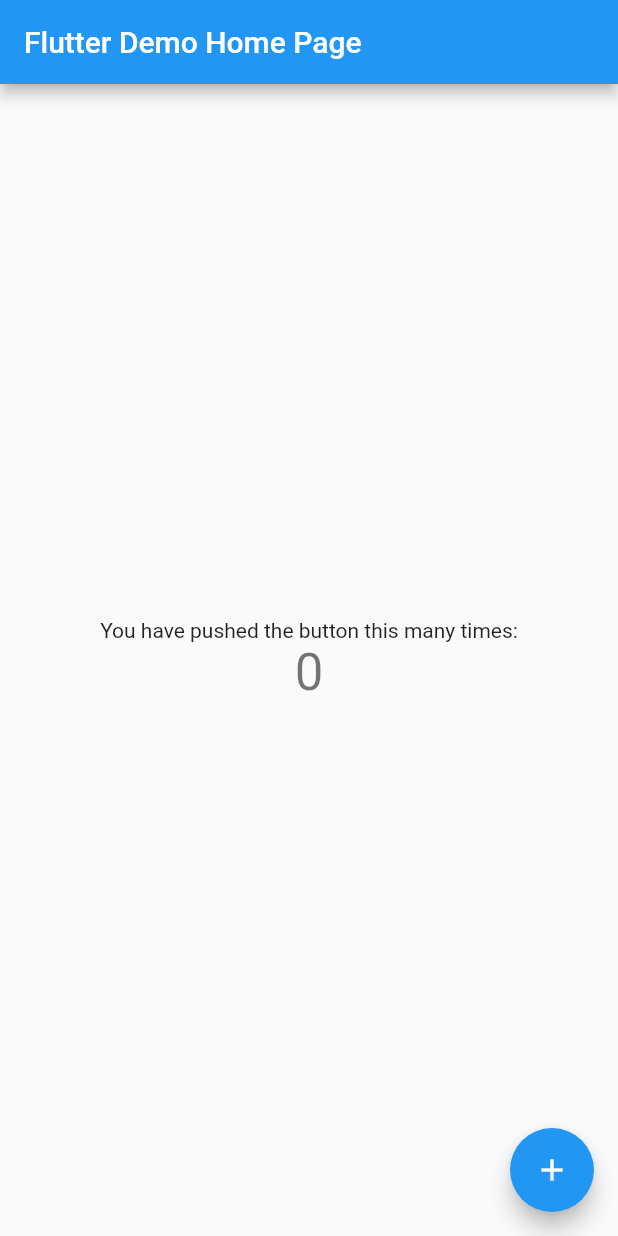
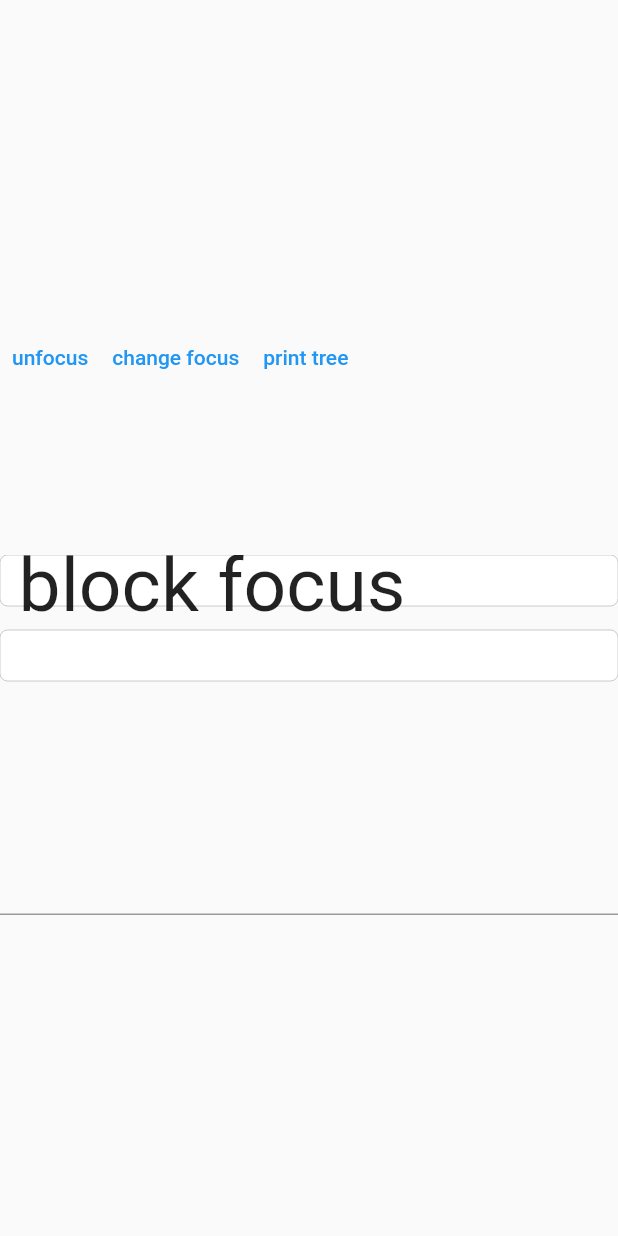
Before and after one commit to bakboem/example, a Flutter app: the screen it shows after launch, on a phone screen of 412 x 824 dp. Run offline on Flutter 3.47's test engine with Material 2 defaults, Android fonts, the phone set to English and light mode, and no system bars.

Commit message:
foucs demo

```diff
--- a/lib/main.dart
+++ b/lib/main.dart
@@ -1,3 +1,4 @@
+import 'package:flutter/cupertino.dart';
 import 'package:flutter/material.dart';
 
 void main() {
@@ -5,109 +6,115 @@ void main() {
 }
 
 class MyApp extends StatelessWidget {
-  // This widget is the root of your application.
   @override
   Widget build(BuildContext context) {
     return MaterialApp(
       title: 'Flutter Demo',
       theme: ThemeData(
-        // This is the theme of your application.
-        //
-        // Try running your application with "flutter run". You'll see the
-        // application has a blue toolbar. Then, without quitting the app, try
-        // changing the primarySwatch below to Colors.green and then invoke
-        // "hot reload" (press "r" in the console where you ran "flutter run",
-        // or simply save your changes to "hot reload" in a Flutter IDE).
-        // Notice that the counter didn't reset back to zero; the application
-        // is not restarted.
         primarySwatch: Colors.blue,
       ),
-      home: MyHomePage(title: 'Flutter Demo Home Page'),
+      home: Scaffold(body: MyTextField()),
     );
   }
 }
 
-class MyHomePage extends StatefulWidget {
-  MyHomePage({Key key, this.title}) : super(key: key);
-
-  // This widget is the home page of your application. It is stateful, meaning
-  // that it has a State object (defined below) that contains fields that affect
-  // how it looks.
-
-  // This class is the configuration for the state. It holds the values (in this
-  // case the title) provided by the parent (in this case the App widget) and
-  // used by the build method of the State. Fields in a Widget subclass are
-  // always marked "final".
-
-  final String title;
-
+class MyTextField extends StatefulWidget {
   @override
-  _MyHomePageState createState() => _MyHomePageState();
+  _MyTextFieldState createState() => _MyTextFieldState();
 }
 
-class _MyHomePageState extends State<MyHomePage> {
-  int _counter = 0;
+class _MyTextFieldState extends State<MyTextField> {
+  FocusNode textField_Focus = FocusNode();
+  FocusNode focusWidget_Focus = FocusNode();
+  FocusNode children_Focus = FocusNode();
+  bool trigger = false;
+  @override
+  void initState() {
+    children_Focus.addListener(() {
+      print('state :::: ${children_Focus.hasFocus}');
+    });
 
-  void _incrementCounter() {
-    setState(() {
-      // This call to setState tells the Flutter framework that something has
-      // changed in this State, which causes it to rerun the build method below
-      // so that the display can reflect the updated values. If we changed
-      // _counter without calling setState(), then the build method would not be
-      // called again, and so nothing would appear to happen.
-      _counter++;
-    });
+    super.initState();
   }
 
   @override
   Widget build(BuildContext context) {
-    // This method is rerun every time setState is called, for instance as done
-    // by the _incrementCounter method above.
-    //
-    // The Flutter framework has been optimized to make rerunning build methods
-    // fast, so that you can just rebuild anything that needs updating rather
-    // than having to individually change instances of widgets.
-    return Scaffold(
-      appBar: AppBar(
-        // Here we take the value from the MyHomePage object that was created by
-        // the App.build method, and use it to set our appbar title.
-        title: Text(widget.title),
-      ),
-      body: Center(
-        // Center is a layout widget. It takes a single child and positions it
-        // in the middle of the parent.
-        child: Column(
-          // Column is also a layout widget. It takes a list of children and
-          // arranges them vertically. By default, it sizes itself to fit its
-          // children horizontally, and tries to be as tall as its parent.
-          //
-          // Invoke "debug painting" (press "p" in the console, choose the
-          // "Toggle Debug Paint" action from the Flutter Inspector in Android
-          // Studio, or the "Toggle Debug Paint" command in Visual Studio Code)
-          // to see the wireframe for each widget.
-          //
-          // Column has various properties to control how it sizes itself and
-          // how it positions its children. Here we use mainAxisAlignment to
-          // center the children vertically; the main axis here is the vertical
-          // axis because Columns are vertical (the cross axis would be
-          // horizontal).
-          mainAxisAlignment: MainAxisAlignment.center,
-          children: <Widget>[
-            Text(
-              'You have pushed the button this many times:',
+    return Column(
+      mainAxisAlignment: MainAxisAlignment.center,
+      children: [
+        Row(
+          children: [
+            TextButton(
+              onPressed: () {
+                //포크스 해지.
+                textField_Focus.unfocus();
+                children_Focus.unfocus();
+              },
+              child: Text('unfocus'),
             ),
-            Text(
-              '$_counter',
-              style: Theme.of(context).textTheme.headline4,
+            TextButton(
+              onPressed: () {
+                //포크스 전환.
+                setState(() {
+                  trigger = !trigger;
+                  if (trigger)
+                    children_Focus = focusWidget_Focus.children.last;
+                  else
+                    children_Focus = focusWidget_Focus.children.first;
+                });
+
+                children_Focus.requestFocus();
+              },
+              child: Text('change focus'),
+            ),
+            TextButton(
+              onPressed: () {
+                // 포크스 상태 출력.
+                WidgetsBinding.instance.addPostFrameCallback((_) {
+                  debugDumpFocusTree();
+                });
+              },
+              child: Text('print tree'),
             ),
           ],
         ),
-      ),
-      floatingActionButton: FloatingActionButton(
-        onPressed: _incrementCounter,
-        tooltip: 'Increment',
-        child: Icon(Icons.add),
-      ), // This trailing comma makes auto-formatting nicer for build methods.
+        Focus(
+          focusNode: focusWidget_Focus,
+          child: Container(
+            height: 300,
+            child: Column(
+              mainAxisAlignment: MainAxisAlignment.center,
+              children: [
+                Stack(
+                  fit: StackFit.loose,
+                  children: [
+                    CupertinoTextField(
+                      textInputAction: TextInputAction.go,
+                    ),
+                    SizedBox(
+                      height: 50,
+                    ),
+                    Positioned(
+                      left: 0,
+                      bottom: 0,
+                      child: Text(
+                        ' block focus',
+                        style: TextStyle(fontSize: 50),
+                      ),
+                    )
+                  ],
+                ),
+                CupertinoTextField(
+                  textInputAction: TextInputAction.go,
+                ),
+              ],
+            ),
+          ),
+        ),
+        TextField(
+          focusNode: textField_Focus,
+        )
+      ],
     );
   }
 }
```
Also changed, not shown: lib/stateManagerment/foucs.dart (added, +48 -0 lines), 3 other files.
